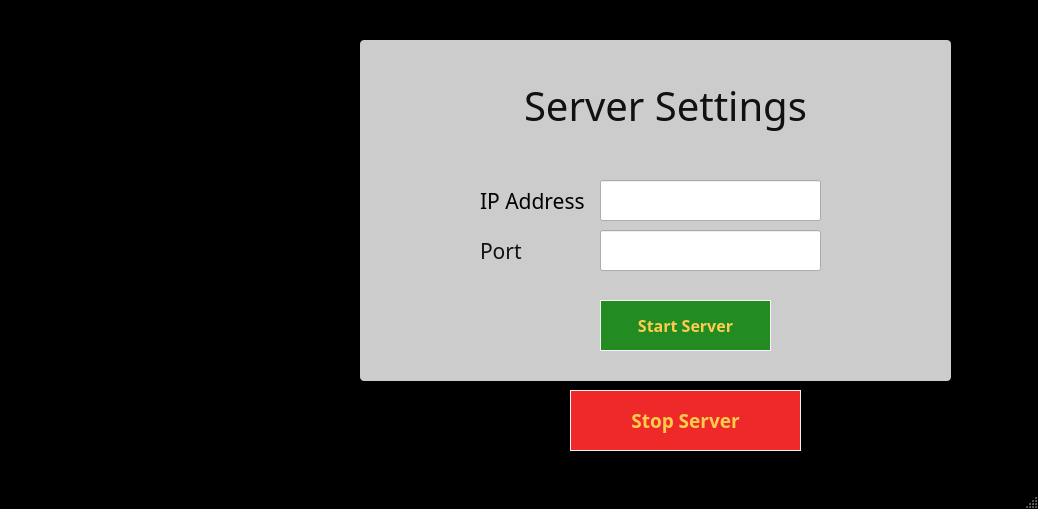
First picture: the form in src/server/beergameserverwindow.ui, repository 1BE6-ankit/BeerGame-se-03-team-24, before the edit.
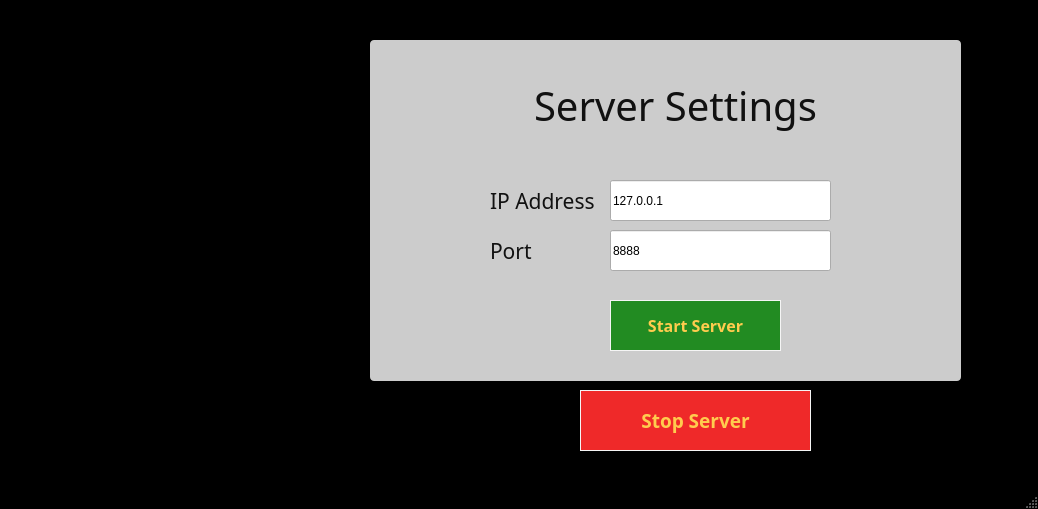
Second picture: the form after the edit. Icons and pictures are not drawn.

Commit message: Minor Changes in Server and Client

```diff
--- a/src/server/beergameserverwindow.ui
+++ b/src/server/beergameserverwindow.ui
@@ -27,7 +27,7 @@
     </property>
     <property name="geometry">
      <rect>
-      <x>360</x>
+      <x>370</x>
       <y>40</y>
       <width>591</width>
       <height>341</height>
@@ -40,7 +40,7 @@
 }
 
 #settingsGroup:disabled{
-	background-color: rgba(255,255,255, 0.4);
+	background-color: rgba(220,220,220, 0.4);
 }</string>
     </property>
     <property name="title">
@@ -80,6 +80,9 @@
     border: 1px solid #f5f5f5;
 }</string>
       </property>
+      <property name="text">
+       <string>127.0.0.1</string>
+      </property>
      </widget>
      <widget class="QLabel" name="ip_label">
       <property name="geometry">
@@ -97,7 +100,14 @@
        </font>
       </property>
       <property name="styleSheet">
-       <string notr="true">#win_heading{ color: #111;font-family: 'League Spartan Bold', arial;}</string>
+       <string notr="true">#ip_label { 
+	color: #111;
+	font-family: 'League Spartan Bold', arial;
+}
+
+#ip_label:disabled {
+	color: #c0c0c0;
+}</string>
       </property>
       <property name="text">
        <string>IP Address</string>
@@ -117,6 +127,9 @@
     border: 1px solid #f5f5f5;
 }</string>
       </property>
+      <property name="text">
+       <string>8888</string>
+      </property>
      </widget>
      <widget class="QLabel" name="port_label">
       <property name="geometry">
@@ -134,7 +147,14 @@
        </font>
       </property>
       <property name="styleSheet">
-       <string notr="true">#port_label{ color: #111;font-family: 'League Spartan Bold', arial;}</string>
+       <string notr="true">#port_label{ 
+	color: #111;
+	font-family: 'League Spartan Bold', arial;
+}
+
+#port_label:disabled {
+	color: #c0c0c0;
+}</string>
       </property>
       <property name="text">
        <string>Port</string>
@@ -161,7 +181,15 @@
       </font>
      </property>
      <property name="styleSheet">
-      <string notr="true">#win_heading{ color: #111;font-family: 'League Spartan Bold', arial;}</string>
+      <string notr="true">#win_heading{ 
+	color: #111;
+	font-family: 'League Spartan Bold', arial;
+	color: #111;
+}
+
+#win_heading:disabled {
+	color: #c0c0c0;
+}</string>
      </property>
      <property name="text">
       <string>Server Settings</string>
@@ -199,7 +227,14 @@
     border: 1px solid #f5f5f5; 
 }
 
-#start_server_btn:hover { background-color: #66c011; color: white;}</string>
+#start_server_btn:hover { 
+	background-color: #66c011; 
+	color: black;
+}
+
+#start_server_btn:disabled { 
+	background-color: #c0c0c0;
+}</string>
      </property>
      <property name="text">
       <string>Start Server</string>
@@ -212,7 +247,7 @@
    <widget class="QPushButton" name="stopServerBtn">
     <property name="geometry">
      <rect>
-      <x>570</x>
+      <x>580</x>
       <y>390</y>
       <width>231</width>
       <height>61</height>
```
The commit also changes 9 other files.
